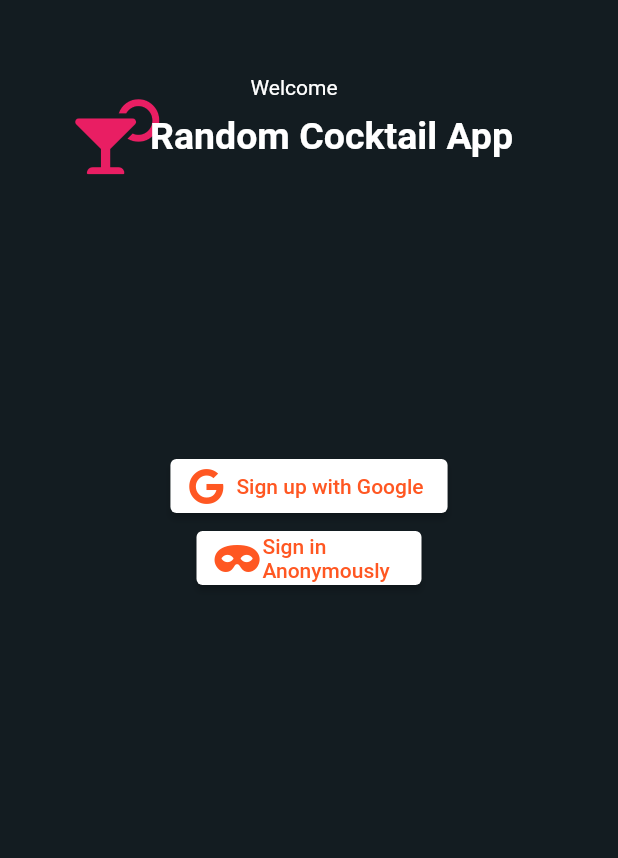
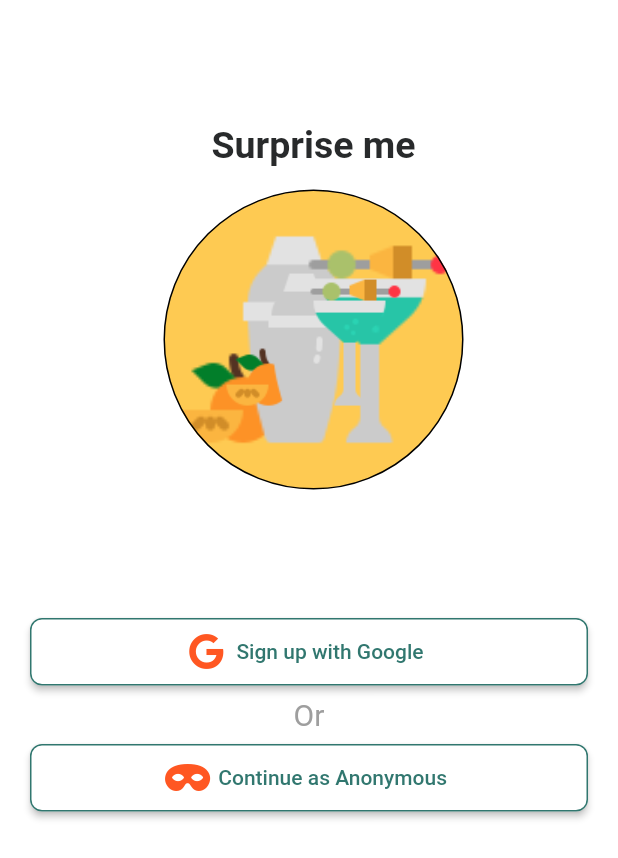
Before and after one commit to CaglarKullu/random_cocktail_app, a Flutter app: the screen it shows after launch, after a tap on "Sign up with Google", on a phone screen of 412 x 824 dp. Shown: the top 858 px of the screen. Run offline on Flutter 3.47's test engine with Material 2 defaults, Android fonts, the phone set to English and light mode, and no system bars; our stand-ins replace firebase_auth, firebase_core, flutter_riverpod, fluttericon, google_fonts, google_sign_in; accounts and stored records are empty.

Commit message:
log in page update

```diff
--- a/lib/consts/color.dart
+++ b/lib/consts/color.dart
@@ -1,10 +1,13 @@
 import 'package:flutter/material.dart';
 
-const backgroundColor = Color.fromRGBO(19, 28, 33, 1);
+const backgroundColor = Color.fromRGBO(255, 255, 255, 1);
+const menuBackgroundColor = Color.fromRGBO(245, 247, 246, 1);
 const appBarColor = Color.fromRGBO(31, 44, 52, 1);
 const signUpButBackgroudColor = Colors.white;
 const signUpButTextColor = Colors.deepOrange;
 const glassColorBegin = Colors.white;
 const glassColorEnd = Colors.pink;
-const selectedNavItemColor = Colors.green;
+const selectedNavItemColor = Color.fromRGBO(49, 119, 111, 1);
 const supriseButtonColor = Colors.green;
+const iconBackgroundColor = Color.fromRGBO(254, 202, 82, 1);
+const textColor = Color.fromRGBO(40, 42, 43, 1);
--- a/lib/main.dart
+++ b/lib/main.dart
@@ -16,7 +16,7 @@ class MyApp extends StatelessWidget {
   @override
   Widget build(BuildContext context) {
     return MaterialApp(
-      theme: ThemeData.dark().copyWith(
+      theme: ThemeData.light().copyWith(
         scaffoldBackgroundColor: backgroundColor,
       ),
       home: const ProviderScope(
--- a/lib/widgets/bottom_navigation_bar.dart
+++ b/lib/widgets/bottom_navigation_bar.dart
@@ -34,7 +34,9 @@ class _CustomNavigationBarState extends ConsumerState<CustomNavigationBar> {
       bottomNavigationBar: ClipRRect(
         borderRadius: BorderRadius.circular(10),
         child: BottomNavigationBar(
+            backgroundColor: menuBackgroundColor,
             showSelectedLabels: false,
+            showUnselectedLabels: false,
             currentIndex: _selectedIndex,
             onTap: _onItemTapped,
             selectedItemColor: selectedNavItemColor,
@@ -49,7 +51,7 @@ class _CustomNavigationBarState extends ConsumerState<CustomNavigationBar> {
                     borderRadius: BorderRadius.circular(10),
                     color: Colors.grey.shade800,
                     boxShadow: [
-                      BoxShadow(
+                      const BoxShadow(
                         color: Colors.black,
                         offset: Offset(5, 5),
                         blurRadius: 10,
@@ -57,14 +59,14 @@ class _CustomNavigationBarState extends ConsumerState<CustomNavigationBar> {
                       ),
                       BoxShadow(
                         color: Colors.grey.shade600,
-                        offset: Offset(-4, -4),
+                        offset: const Offset(-4, -4),
                         blurRadius: 10,
                         spreadRadius: 0.5,
                       ),
                     ],
                   ),
                   child: Column(
-                    children: [
+                    children: const [
                       Icon(
                         FontAwesome5.cocktail,
                       ),
@@ -73,7 +75,7 @@ class _CustomNavigationBarState extends ConsumerState<CustomNavigationBar> {
                   ),
                 ),
               ),
-              BottomNavigationBarItem(
+              const BottomNavigationBarItem(
                   icon: Icon(Icons.favorite), label: "My Favorite"),
             ]),
       ),
--- /dev/null
+++ b/lib/widgets/screens/log_in_widgets/build_log_in_buttons.dart
@@ -0,0 +1,98 @@
+import 'package:flutter/material.dart';
+import 'package:flutter/src/widgets/container.dart';
+import 'package:flutter/src/widgets/framework.dart';
+import 'package:flutter_riverpod/flutter_riverpod.dart';
+import 'package:fluttericon/font_awesome5_icons.dart';
+import 'package:google_fonts/google_fonts.dart';
+import 'package:random_cocktail_app/consts/color.dart';
+import 'package:random_cocktail_app/data/auth.dart';
+
+// ignore: must_be_immutable
+class BuildLogInButtons extends StatefulWidget {
+  // ignore: prefer_typing_uninitialized_variables
+  var deviceSize;
+  BuildLogInButtons({required this.deviceSize, super.key});
+
+  @override
+  State<BuildLogInButtons> createState() => _BuildLogInButtonsState();
+}
+
+class _BuildLogInButtonsState extends State<BuildLogInButtons> {
+  @override
+  Widget build(BuildContext context) {
+    return Positioned(
+        top: widget.deviceSize.height / 2,
+        child: SizedBox(
+            width: widget.deviceSize.width,
+            child: Consumer(
+              builder: (BuildContext context, WidgetRef ref, Widget? child) {
+                final signIn = ref.watch(authProvider);
+                return Column(
+                  children: [
+                    Padding(
+                      padding: const EdgeInsets.only(left: 20, right: 20),
+                      child: SizedBox(
+                        width: widget.deviceSize.width,
+                        height: 45,
+                        child: ElevatedButton.icon(
+                          style: ElevatedButton.styleFrom(
+                              side: const BorderSide(
+                                width: 1,
+                                color: selectedNavItemColor,
+                              ),
+                              shape: RoundedRectangleBorder(
+                                borderRadius: BorderRadius.circular(8),
+                              ),
+                              foregroundColor: signUpButTextColor,
+                              backgroundColor: backgroundColor),
+                          onPressed: (() => setState(() {
+                                signIn.googleLogIn();
+                              })),
+                          label: const Text("Sign up with Google",
+                              style: TextStyle(color: selectedNavItemColor)),
+                          icon: const Icon(
+                            FontAwesome5.google,
+                          ),
+                        ),
+                      ),
+                    ),
+                    Padding(
+                      padding: const EdgeInsets.all(8.0),
+                      child: Text("Or",
+                          style: GoogleFonts.roboto(
+                            color: Colors.grey,
+                            fontSize: 20,
+                          )),
+                    ),
+                    Padding(
+                      padding: const EdgeInsets.only(left: 20, right: 20),
+                      child: SizedBox(
+                        width: widget.deviceSize.width,
+                        height: 45,
+                        child: ElevatedButton.icon(
+                            style: ElevatedButton.styleFrom(
+                                side: const BorderSide(
+                                  width: 1,
+                                  color: selectedNavItemColor,
+                                ),
+                                shape: RoundedRectangleBorder(
+                                  borderRadius: BorderRadius.circular(8),
+                                ),
+                                foregroundColor: signUpButTextColor,
+                                backgroundColor: backgroundColor),
+                            onPressed: (() => setState(() {
+                                  signIn.signInAnon();
+                                })),
+                            label: const Text(
+                              " Continue as Anonymous",
+                              style: TextStyle(color: selectedNavItemColor),
+                            ),
+                            icon: const Icon(FontAwesome5.mask)),
+                      ),
+                    ),
+                  ],
+                );
+              },
+            )));
+  }
+}
--- /dev/null
+++ b/lib/widgets/screens/log_in_widgets/title_and_logo.dart
@@ -0,0 +1,40 @@
+import 'package:flutter/material.dart';
+import 'package:google_fonts/google_fonts.dart';
+import 'package:random_cocktail_app/consts/color.dart';
+
+Widget buildTitleAndLogo(Size deviceSize) {
+  return Positioned.fill(
+    top: deviceSize.height / 10,
+    right: deviceSize.width / 4,
+    child: Align(
+      alignment: Alignment.centerRight,
+      child: Column(
+        children: [
+          Text(
+            "Surprise me",
+            style: GoogleFonts.roboto(
+              fontSize: 25,
+              color: textColor,
+              fontWeight: FontWeight.bold,
+            ),
+          ),
+          const SizedBox(
+            height: 15,
+          ),
+          Container(
+            width: 200,
+            height: 200,
+            decoration: BoxDecoration(
+              border: Border.all(color: Colors.black),
+              borderRadius: BorderRadius.circular(100),
+              color: iconBackgroundColor,
+              image: const DecorationImage(
+                  image: AssetImage("assets/appicon.png"), fit: BoxFit.fill),
+            ),
+            child: Image.asset("assets/appicon.png"),
+          ),
+        ],
+      ),
+    ),
+  );
+}
--- a/lib/widgets/screens/login_screen.dart
+++ b/lib/widgets/screens/login_screen.dart
@@ -1,10 +1,11 @@
 import 'package:flutter/material.dart';
 import 'package:flutter_riverpod/flutter_riverpod.dart';
+import 'package:google_fonts/google_fonts.dart';
 import 'package:random_cocktail_app/consts/color.dart';
 import 'package:fluttericon/font_awesome5_icons.dart';
 import 'package:random_cocktail_app/data/auth.dart';
-
-import 'dart:developer' as developer;
+import 'package:random_cocktail_app/widgets/screens/log_in_widgets/build_log_in_buttons.dart';
+import 'package:random_cocktail_app/widgets/screens/log_in_widgets/title_and_logo.dart';
 
 class LogInScreen extends StatefulWidget {
   const LogInScreen({Key? key}) : super(key: key);
@@ -13,126 +14,15 @@ class LogInScreen extends StatefulWidget {
   State<LogInScreen> createState() => _LogInScreenState();
 }
 
-class _LogInScreenState extends State<LogInScreen>
-    with SingleTickerProviderStateMixin {
-  bool isSelected = false;
-  Animation? _animation;
-  AnimationController? _controller;
-  @override
-  void initState() {
-    super.initState();
-    _controller =
-        AnimationController(duration: const Duration(seconds: 1), vsync: this);
-    _animation = ColorTween(begin: glassColorBegin, end: glassColorEnd)
-        .animate(_controller!);
-    _controller?.addListener(() {
-      _controller!.value;
-      _animation?.value;
-    });
-    _controller?.addStatusListener((status) {
-      developer.log(status.toString());
-    });
-  }
-
-  void animateColor() {
-    _controller?.forward();
-  }
-
-  void reverseColor() {
-    _controller?.reverse();
-  }
-
+class _LogInScreenState extends State<LogInScreen> {
   @override
   Widget build(BuildContext context) {
+    var deviceSize = MediaQuery.of(context).size;
     return SafeArea(
-      child: Scaffold(
-        backgroundColor: backgroundColor,
-        body: Stack(children: [
-          AnimatedPositioned(
-            left: 50,
-            top: isSelected ? 50 : 200,
-            duration: const Duration(seconds: 1),
-            child: Column(
-              children: [
-                const Text("Welcome"),
-                Row(
-                  mainAxisAlignment: MainAxisAlignment.center,
-                  children: [
-                    AnimatedBuilder(
-                      animation: _controller!,
-                      builder: (BuildContext context, Widget? child) {
-                        return Icon(
-                          FontAwesome5.cocktail,
-                          size: 50,
-                          color: _animation?.value,
-                        );
-                      },
-                    ),
-                    const Text(
-                      "Random Cocktail App",
-                      style: TextStyle(
-                        fontSize: 25,
-                        fontWeight: FontWeight.bold,
-                      ),
-                    ),
-                  ],
-                ),
-              ],
-            ),
-          ),
-          Positioned(
-              top: 300,
-              left: MediaQuery.of(context).size.width / 2 - 100,
-              child: SizedBox(
-                width: 200,
-                child: AnimatedBuilder(
-                  animation: _controller!,
-                  builder: (BuildContext context, Widget? child) {
-                    return Consumer(
-                      builder:
-                          (BuildContext context, WidgetRef ref, Widget? child) {
-                        final signIn = ref.watch(authProvider);
-                        return Column(
-                          children: [
-                            ElevatedButton.icon(
-                              style: ElevatedButton.styleFrom(
-                                  foregroundColor: signUpButTextColor,
-                                  backgroundColor: signUpButBackgroudColor),
-                              onPressed: (() => setState(() {
-                                    isSelected = !isSelected;
-                                    isSelected
-                                        ? animateColor()
-                                        : reverseColor();
-                                    signIn.googleLogIn();
-                                  })),
-                              label: const Text("Sign up with Google"),
-                              icon: const Icon(FontAwesome5.google),
-                            ),
-                            SizedBox(
-                              width: 150,
-                              child: ElevatedButton.icon(
-                                  style: ElevatedButton.styleFrom(
-                                      foregroundColor: signUpButTextColor,
-                                      backgroundColor: signUpButBackgroudColor),
-                                  onPressed: (() => setState(() {
-                                        isSelected = !isSelected;
-                                        isSelected
-                                            ? animateColor()
-                                            : reverseColor();
-                                        signIn.signInAnon();
-                                      })),
-                                  label: const Text("Sign in Anonymously"),
-                                  icon: const Icon(FontAwesome5.mask)),
-                            ),
-                          ],
-                        );
-                      },
-                    );
-                  },
-                ),
-              )),
-        ]),
-      ),
-    );
+        child: Scaffold(
+            body: Stack(children: [
+      buildTitleAndLogo(deviceSize),
+      BuildLogInButtons(deviceSize: deviceSize),
+    ])));
   }
 }
--- a/lib/widgets/screens/my_favorites.dart
+++ b/lib/widgets/screens/my_favorites.dart
@@ -1,5 +1,4 @@
-import 'package:flutter/src/widgets/container.dart';
-import 'package:flutter/src/widgets/framework.dart';
+import 'package:flutter/material.dart';
 
 class MyFavorites extends StatefulWidget {
   const MyFavorites({super.key});
--- a/pubspec.yaml
+++ b/pubspec.yaml
@@ -42,6 +42,7 @@ dependencies:
   google_sign_in: ^5.4.1
   provider: ^6.0.3
   cloud_firestore: ^3.4.8
+  google_fonts: ^3.0.1
 
 dev_dependencies:
   flutter_test:
@@ -66,8 +67,9 @@ flutter:
   uses-material-design: true
 
   # To add assets to your application, add an assets section, like this:
-  # assets:
-  #   - images/a_dot_burr.jpeg
+  assets:
+  - assets/appicon.png
+  - assets/screenshot_1.png
   #   - images/a_dot_ham.jpeg
 
   # An image asset can refer to one or more resolution-specific "variants", see
```
Also changed, not shown: assets/appicon.png (added), pubspec.lock, 1 other file.
